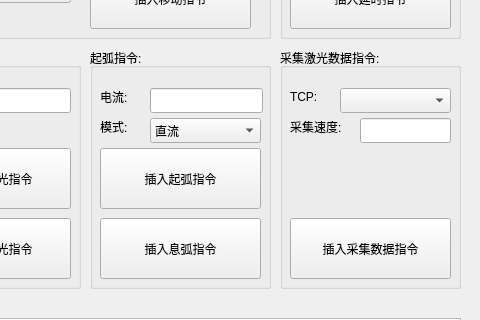
Before: the Qt Designer form setprojectdlg.ui in qubo188612/qtwelding, drawn with Qt 5; both pictures show x 820 to 1300 and y 132 to 452 of the 1300 by 677 pixel window.
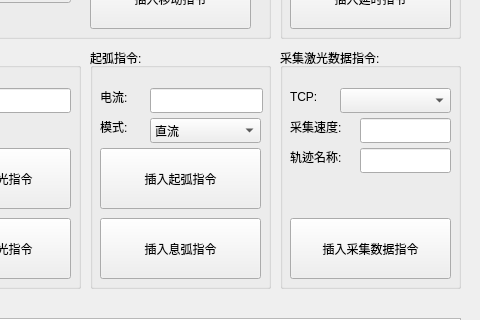
After: the same form once the commit is applied.

What changed in the file:
```diff
--- a/setprojectdlg.ui
+++ b/setprojectdlg.ui
@@ -303,6 +303,29 @@
      </rect>
     </property>
    </widget>
+   <widget class="QLabel" name="label_17">
+    <property name="geometry">
+     <rect>
+      <x>10</x>
+      <y>100</y>
+      <width>71</width>
+      <height>17</height>
+     </rect>
+    </property>
+    <property name="text">
+     <string>轨迹名称:</string>
+    </property>
+   </widget>
+   <widget class="QLineEdit" name="scanname">
+    <property name="geometry">
+     <rect>
+      <x>80</x>
+      <y>100</y>
+      <width>91</width>
+      <height>25</height>
+     </rect>
+    </property>
+   </widget>
   </widget>
   <widget class="QGroupBox" name="groupBox_4">
    <property name="geometry">
```
